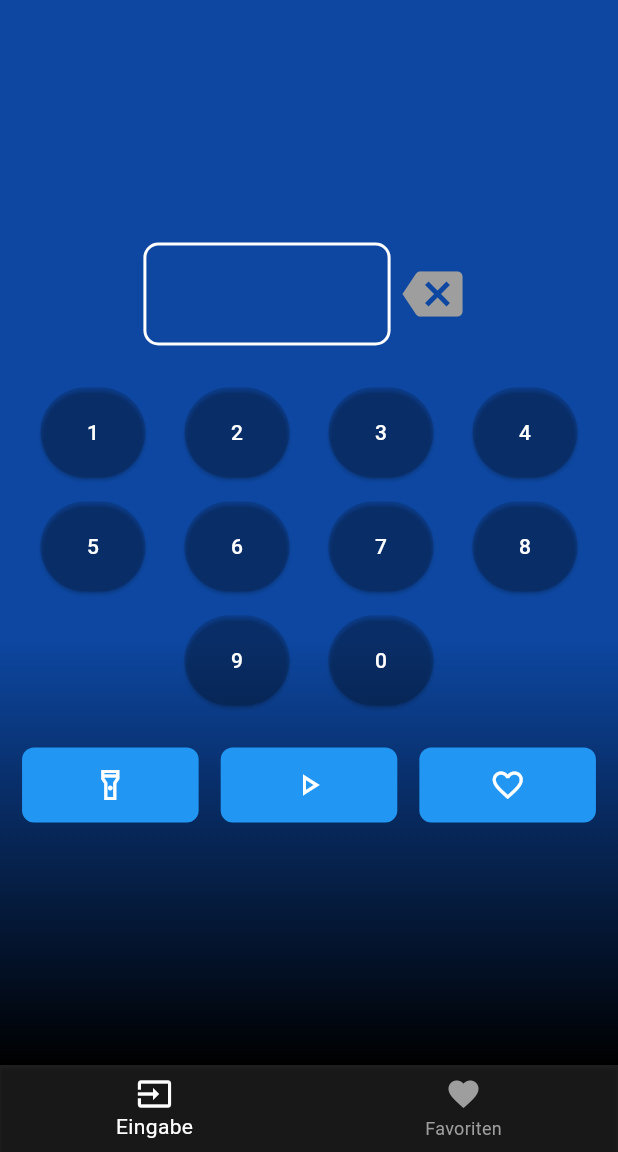
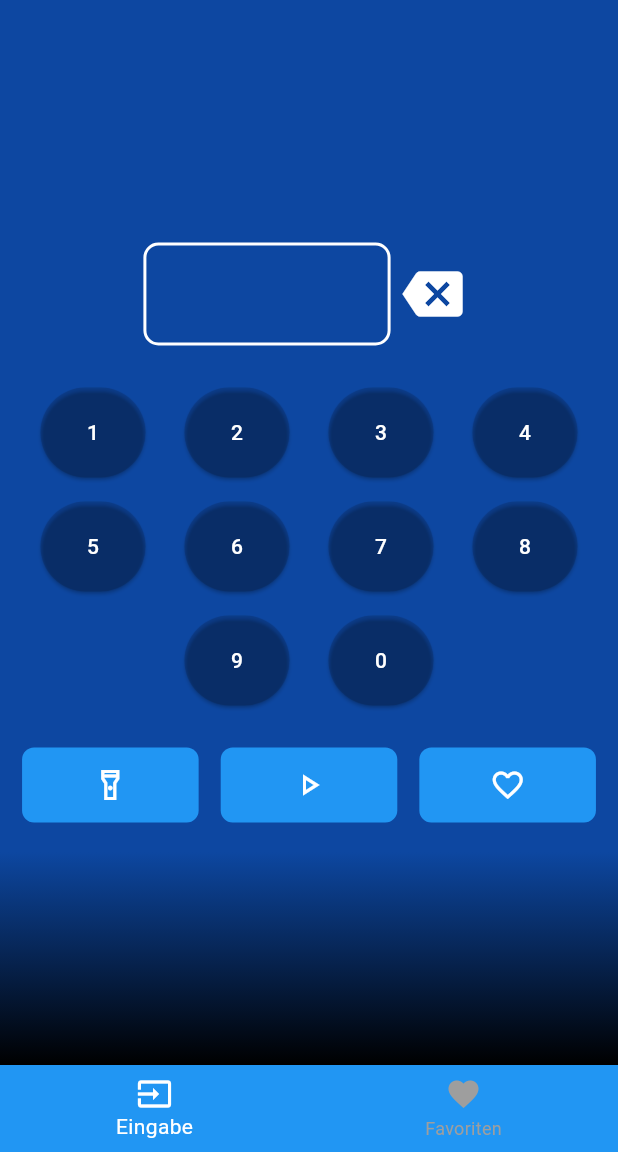
Before and after one commit to matatoMatata94/flash_meter, a Flutter app: the screen it shows after launch, on a phone screen of 412 x 824 dp, the part 84-1236 px from its top. Run offline on Flutter 3.47's test engine with Material 3 defaults, Android fonts, the phone set to English and light mode, and no system bars; our stand-ins replace shared_preferences; missing offline and left inert: torch_light.

Commit message:
Working more on colors and theme mode
Looks still kinda ugly

```diff
--- a/lib/controller/flash_meter_controller.dart
+++ b/lib/controller/flash_meter_controller.dart
@@ -12,6 +12,7 @@ class FlashMeterController {
     _inputNumberController.add(inputNumber);
   }
 
+  bool isLightMode = true;
   int currentIndex = 0;
   bool isFlashOn = false;
   String _inputNumber = '';
@@ -30,6 +31,10 @@ class FlashMeterController {
 
   void dispose() {
     _inputNumberController.close();
+  }
+
+  void changeThemeMode() {
+    isLightMode = !isLightMode;
   }
 
   void switchFlash() {
--- /dev/null
+++ b/lib/view/color/color_constants.dart
@@ -0,0 +1,29 @@
+import 'package:flutter/material.dart';
+
+class ColorConstants {
+  static List<Color> darkScaffoldBackgroundColor = [
+    Colors.blue.shade900,
+    Colors.black,
+  ];
+  static List<Color> lightScaffoldBackgroundColor = [
+    Colors.blue.shade500,
+    Colors.white70,
+  ];
+  static Color lightBottomNavigationBackgroundColor = Colors.blue;
+  static Color lightBottomNavigationSelectedItemColor = Colors.white;
+  static Color lightBottomNavigationUnselectedItemColor = Colors.grey;
+  static Color darkBottomNavigationBackgroundColor = Colors.black87;
+  static Color darkBottomNavigationSelectedItemColor = Colors.white;
+  static Color darkBottomNavigationUnselectedItemColor = Colors.grey;
+
+  static Color lightCustomControlButtonForegroundColor = Colors.white;
+  static Color lightCustomControlButtonBackgroundColor = Colors.blue;
+  static Color darkCustomControlButtonForegroundColor = Colors.white;
+  static Color darkCustomControlButtonBackgroundColor = Colors.blue;
+
+  static Color lightInputBoxColor = Colors.white;
+  static Color darkInputBoxColor = Colors.black;
+
+  static Color lightDeleteButtonColor = Colors.white;
+  static Color darkDeleteButtonColor = Colors.black;
+}
--- a/lib/view/flash_meter_view.dart
+++ b/lib/view/flash_meter_view.dart
@@ -5,6 +5,7 @@ import 'package:flash_meter/view/widgets/common_widgets.dart';
 import 'package:flutter/material.dart';
 
 import '../main.dart';
+import 'color/color_constants.dart';
 
 class FlashMeterApp extends StatefulWidget {
   final FlashMeterController controller;
@@ -41,11 +42,12 @@ class _FlashMeterAppState extends State<FlashMeterApp> {
         actions: [
           IconButton(
             onPressed: () {
-              Theme.of(context).brightness == Brightness.light
+              widget.controller.changeThemeMode();
+              widget.controller.isLightMode
                   ? MyApp.of(context).changeTheme(ThemeMode.dark)
                   : MyApp.of(context).changeTheme(ThemeMode.light);
             },
-            icon: Theme.of(context).brightness == Brightness.light
+            icon: widget.controller.isLightMode
                 ? const Icon(
                     Icons.dark_mode_outlined,
                     size: 30,
@@ -59,9 +61,8 @@ class _FlashMeterAppState extends State<FlashMeterApp> {
           ),
         ],
       ),
-      body: Container(
-        child: CustomPaint(
-          painter: GradientBackgroundPainter(),
+      body: CustomPaint(
+        painter: GradientBackgroundPainter(widget.controller.isLightMode),
         child: Stack(
           children: [
             Offstage(
@@ -80,10 +81,18 @@ class _FlashMeterAppState extends State<FlashMeterApp> {
           ],
         ),
       ),
-      ),
       bottomNavigationBar: CustomBottomNavigationBar(
         currentIndex: widget.controller.currentIndex,
         onTap: onBottomNavigationBarTap,
+        backgroundColor: widget.controller.isLightMode
+            ? ColorConstants.lightBottomNavigationBackgroundColor
+            : ColorConstants.darkBottomNavigationBackgroundColor,
+        unselectedItemColor: widget.controller.isLightMode
+            ? ColorConstants.darkBottomNavigationSelectedItemColor
+            : ColorConstants.darkBottomNavigationUnselectedItemColor,
+        selectedItemColor: widget.controller.isLightMode
+            ? ColorConstants.lightBottomNavigationSelectedItemColor
+            : ColorConstants.lightBottomNavigationUnselectedItemColor,
       ),
     );
   }
--- a/lib/view/pages/input_page.dart
+++ b/lib/view/pages/input_page.dart
@@ -1,6 +1,8 @@
 import 'package:flash_meter/controller/flash_meter_controller.dart';
 import 'package:flash_meter/view/widgets/common_widgets.dart';
 import 'package:flutter/material.dart';
+
+import '../color/color_constants.dart';
 
 class InputPage extends StatefulWidget {
   final FlashMeterController controller;
@@ -47,9 +49,9 @@ class _InputPageState extends State<InputPage> {
                     decoration: BoxDecoration(
                       border: Border.all(
                         width: 2,
-                        color: Theme.of(context).brightness == Brightness.light
-                            ? Colors.white
-                            : Colors.black,
+                        color: widget.controller.isLightMode
+                            ? ColorConstants.lightInputBoxColor
+                            : ColorConstants.darkInputBoxColor,
                       ),
                       borderRadius: BorderRadius.circular(10),
                     ),
@@ -58,10 +60,9 @@ class _InputPageState extends State<InputPage> {
                         inputNumber,
                         style: TextStyle(
                           fontSize: 20,
-                          color:
-                              Theme.of(context).brightness == Brightness.light
-                                  ? Colors.white
-                                  : Colors.black,
+                          color: widget.controller.isLightMode
+                              ? Colors.white
+                              : Colors.black,
                         ),
                       ),
                     ),
@@ -70,7 +71,9 @@ class _InputPageState extends State<InputPage> {
                     icon: const Icon(Icons.backspace),
                     iconSize: 40,
                     onPressed: () => widget.controller.deleteLastInput(),
-                    color: Colors.grey,
+                    color: widget.controller.isLightMode
+                        ? ColorConstants.lightDeleteButtonColor
+                        : ColorConstants.darkDeleteButtonColor,
                   ),
                 ],
               ),
@@ -95,18 +98,36 @@ class _InputPageState extends State<InputPage> {
                         widget.controller.switchFlash();
                       });
                     },
+                    foregroundColor: widget.controller.isLightMode
+                        ? ColorConstants.lightCustomControlButtonForegroundColor
+                        : ColorConstants.darkCustomControlButtonForegroundColor,
+                    backgroundColor: widget.controller.isLightMode
+                        ? ColorConstants.lightCustomControlButtonBackgroundColor
+                        : ColorConstants.darkCustomControlButtonBackgroundColor,
                   ),
                   CustomControlButton(
                     icon: const Icon(Icons.play_arrow_outlined),
                     onPressed: () async {
                       await widget.controller.flashBasedOnNumber();
                     },
+                    foregroundColor: widget.controller.isLightMode
+                        ? ColorConstants.lightCustomControlButtonForegroundColor
+                        : ColorConstants.darkCustomControlButtonForegroundColor,
+                    backgroundColor: widget.controller.isLightMode
+                        ? ColorConstants.lightCustomControlButtonBackgroundColor
+                        : ColorConstants.darkCustomControlButtonBackgroundColor,
                   ),
                   CustomControlButton(
                     icon: const Icon(Icons.favorite_border_outlined),
                     onPressed: () {
                       showAddFavoritePopup(context, widget.titleController);
                     },
+                    foregroundColor: widget.controller.isLightMode
+                        ? ColorConstants.lightCustomControlButtonForegroundColor
+                        : ColorConstants.darkCustomControlButtonForegroundColor,
+                    backgroundColor: widget.controller.isLightMode
+                        ? ColorConstants.lightCustomControlButtonBackgroundColor
+                        : ColorConstants.darkCustomControlButtonBackgroundColor,
                   ),
                 ],
               ),
--- a/lib/view/widgets/common_widgets.dart
+++ b/lib/view/widgets/common_widgets.dart
@@ -1,12 +1,19 @@
+import 'package:flash_meter/view/color/color_constants.dart';
 import 'package:flutter/material.dart';
 
 class CustomBottomNavigationBar extends StatelessWidget {
   final int currentIndex;
   final void Function(int) onTap;
+  final Color backgroundColor;
+  final Color selectedItemColor;
+  final Color unselectedItemColor;
 
   const CustomBottomNavigationBar({
     required this.currentIndex,
     required this.onTap,
+    required this.backgroundColor,
+    required this.selectedItemColor,
+    required this.unselectedItemColor,
   });
 
   @override
@@ -14,7 +21,7 @@ class CustomBottomNavigationBar extends StatelessWidget {
     return BottomNavigationBar(
       selectedItemColor: Colors.white,
       unselectedItemColor: Colors.grey,
-      backgroundColor: Colors.black87,
+      backgroundColor: backgroundColor,
       elevation: 1.0,
       items: const [
         BottomNavigationBarItem(
@@ -35,10 +42,14 @@ class CustomBottomNavigationBar extends StatelessWidget {
 class CustomControlButton extends StatelessWidget {
   final VoidCallback onPressed;
   final Icon icon;
+  final Color foregroundColor;
+  final Color backgroundColor;
 
   const CustomControlButton({
     required this.onPressed,
     required this.icon,
+    required this.foregroundColor,
+    required this.backgroundColor,
   });
 
   @override
@@ -50,8 +61,8 @@ class CustomControlButton extends StatelessWidget {
       icon: icon,
       style: ElevatedButton.styleFrom(
         fixedSize: Size(MediaQuery.of(context).size.width / 3.5, 50),
-        foregroundColor: Colors.white,
-        backgroundColor: Colors.blue,
+        foregroundColor: foregroundColor,
+        backgroundColor: backgroundColor,
         shape: RoundedRectangleBorder(
           borderRadius: BorderRadius.circular(8.0),
         ),
@@ -116,6 +127,10 @@ class CustomNumPad extends StatelessWidget {
 }
 
 class GradientBackgroundPainter extends CustomPainter {
+  bool isLightMode;
+
+  GradientBackgroundPainter(this.isLightMode);
+
   @override
   void paint(Canvas canvas, Size size) {
     final Rect rect = Offset.zero & size;
@@ -123,8 +138,10 @@ class GradientBackgroundPainter extends CustomPainter {
     final Gradient gradient = LinearGradient(
       begin: Alignment.topCenter,
       end: Alignment.bottomCenter,
-      colors: [Colors.blue.shade900, Colors.black],
-      stops: const [0.6, 1.0],
+      colors: isLightMode
+          ? ColorConstants.darkScaffoldBackgroundColor
+          : ColorConstants.lightScaffoldBackgroundColor,
+      stops: const [0.8, 1.0],
     );
 
     final Paint paint = Paint()..shader = gradient.createShader(rect);
```
Lines whose indentation alone changed are shown as unchanged.
